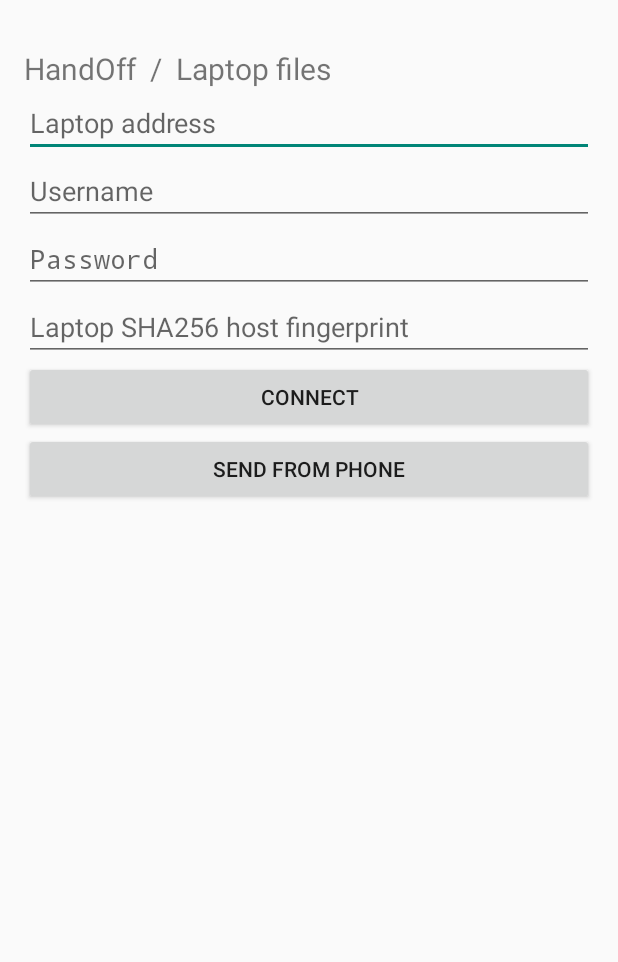
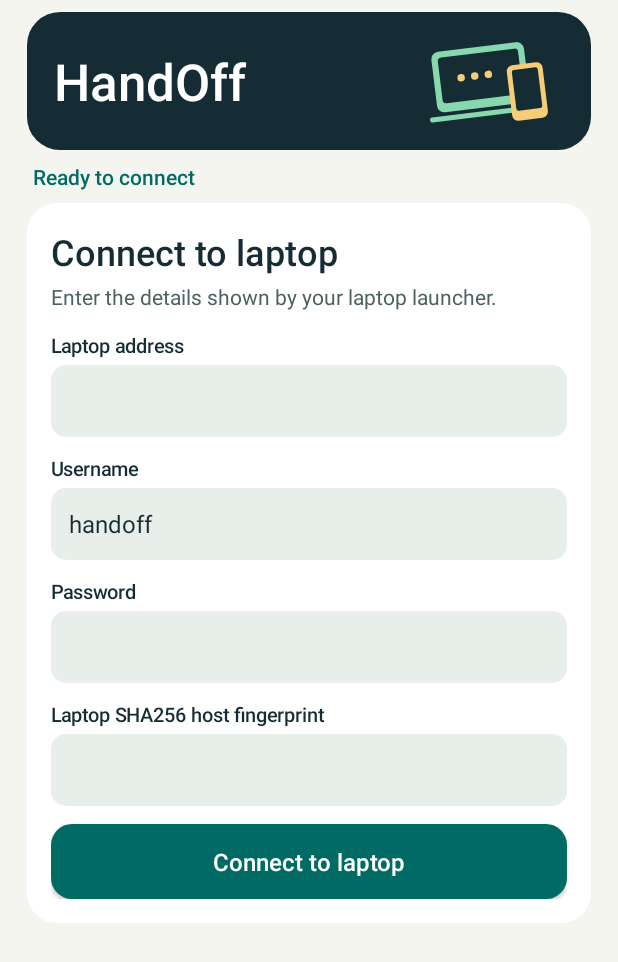
Before and after one commit to varadharaj0105/HandOff, an Android app: the screen it shows after launch (FilesActivity), on a phone screen of 412 x 824 dp. Shown: the top 962 px of the screen. Run offline under Robolectric (Android 15) with nearby library versions, the phone set to English and light mode, and no system bars; libraries missing offline, so code that uses them is left out: com.jcraft.jsch.

Commit message:
Redesign connection and laptop file screens

```diff
--- a/app/src/main/java/in/handoff/app/FilesActivity.java
+++ b/app/src/main/java/in/handoff/app/FilesActivity.java
@@ -5,6 +5,9 @@ import android.content.*;
 import android.net.Uri;
 import android.provider.DocumentsContract;
 import android.widget.*;
+import android.graphics.*;
+import android.graphics.drawable.GradientDrawable;
+import android.view.*;
 import com.jcraft.jsch.*;
 import java.io.*;
 import java.security.MessageDigest;
@@ -17,25 +20,81 @@ public class FilesActivity extends Activity {
  final ExecutorService worker=Executors.newSingleThreadExecutor();
  String selected; boolean moving;
  interface Job { void run() throws Exception; }
- void work(Job job){ box.setEnabled(false); files.setEnabled(false); for(int i=0;i<box.getChildCount();i++)box.getChildAt(i).setEnabled(false);
- worker.execute(()->{try{job.run();}catch(Exception e){message("Could not finish: "+e.getMessage());}finally{runOnUiThread(()->{box.setEnabled(true);for(int i=0;i<box.getChildCount();i++)box.getChildAt(i).setEnabled(true);});}});}
+ void work(Job job){ progress.setVisibility(View.VISIBLE);status.setText("Working…");box.setEnabled(false);for(int i=0;i<form.getChildCount();i++)form.getChildAt(i).setEnabled(false); files.setEnabled(false); for(int i=0;i<box.getChildCount();i++)box.getChildAt(i).setEnabled(false);
+ worker.execute(()->{try{job.run();}catch(Exception e){message("Could not finish: "+e.getMessage());}finally{runOnUiThread(()->{progress.setVisibility(View.GONE);for(int i=0;i<form.getChildCount();i++)form.getChildAt(i).setEnabled(true);box.setEnabled(true);for(int i=0;i<box.getChildCount();i++)box.getChildAt(i).setEnabled(true);});}});}
  void message(String value){runOnUiThread(()->status.setText(value));}
- EditText field(String hint){EditText e=new EditText(this);e.setSingleLine();e.setHint(hint);box.addView(e);return e;}
- void button(String title,Runnable action){Button b=new Button(this);b.setText(title);box.addView(b);b.setOnClickListener(v->action.run());}
- public void onCreate(Bundle state){super.onCreate(state);box=new LinearLayout(this);box.setOrientation(1);box.setPadding(24,48,24,12);setContentView(box);
- status=new TextView(this);status.setText("HandOff  /  Laptop files");status.setTextSize(20);box.addView(status);
+ final int ink=0xff152c35, teal=0xff006b64, paper=0xfff4f5ef;
+ LinearLayout form, hero;
+ ScrollView scroll;
+ Button send;
+ TextView location;
+ ProgressBar progress;
+ int dp(int v){return Math.round(v*getResources().getDisplayMetrics().density);}
+ GradientDrawable bg(int color,int radius){
+    GradientDrawable d=new GradientDrawable();d.setColor(color);d.setCornerRadius(dp(radius));return d;
+ }
+ TextView label(String value,int size,int color,boolean bold){
+    TextView t=new TextView(this);t.setText(value);t.setTextSize(size);t.setTextColor(color);
+    t.setTypeface(Typeface.create(bold?"sans-serif-medium":"sans-serif",0));return t;
+ }
+ void pad(View v,int x,int y){v.setPadding(dp(x),dp(y),dp(x),dp(y));}
+ EditText field(String hint){
+    TextView caption=label(hint,13,ink,true);form.addView(caption);
+    EditText e=new EditText(this);e.setSingleLine();e.setTextSize(16);e.setTextColor(ink);
+    e.setContentDescription(hint);e.setBackground(bg(0xffe8eeea,10));pad(e,12,8);
+    LinearLayout.LayoutParams lp=new LinearLayout.LayoutParams(-1,dp(48));lp.setMargins(0,dp(4),0,dp(12));form.addView(e,lp);return e;
+ }
+ Button action(LinearLayout parent,String title,Runnable callback){
+    Button b=new Button(this);b.setAllCaps(false);b.setTextSize(16);b.setTextColor(-1);b.setText(title);
+    b.setBackground(bg(teal,14));parent.addView(b,new LinearLayout.LayoutParams(-1,dp(50)));b.setOnClickListener(v->callback.run());return b;
+ }
+ class LinkArt extends View{
+    Paint p=new Paint(Paint.ANTI_ALIAS_FLAG);
+    LinkArt(){super(FilesActivity.this);}
+    protected void onDraw(Canvas c){
+       c.save();float scale=Math.min(getWidth()/110f,getHeight()/82f);c.scale(scale,scale);
+       c.rotate(-7,50,40);p.setColor(0xff87d8ae);c.drawRoundRect(9,13,84,62,6,6,p);
+       p.setColor(ink);c.drawRoundRect(14,18,79,55,3,3,p);
+       p.setColor(0xff87d8ae);c.drawRoundRect(2,65,90,69,2,2,p);
+       p.setColor(0xfff6cd76);c.drawRoundRect(68,31,97,76,5,5,p);
+       p.setColor(ink);c.drawRoundRect(72,35,93,68,2,2,p);
+       p.setColor(0xfff6cd76);c.drawCircle(31,36,3,p);c.drawCircle(42,36,3,p);c.drawCircle(53,36,3,p);c.restore();
+    }
+ }
+ public void onCreate(Bundle state){super.onCreate(state);
+    getWindow().setNavigationBarColor(paper);
+    box=new LinearLayout(this);box.setOrientation(1);box.setBackgroundColor(paper);pad(box,18,8);setContentView(box);
+    box.setOnApplyWindowInsetsListener((v,in)->{box.setPadding(dp(18),dp(8)+in.getSystemWindowInsetTop(),dp(18),dp(8)+in.getSystemWindowInsetBottom());return in;});
+    hero=new LinearLayout(this);hero.setGravity(Gravity.CENTER_VERTICAL);hero.setBackground(bg(ink,22));pad(hero,18,12);box.addView(hero);
+    TextView brand=label("HandOff",34,-1,true);hero.addView(brand,new LinearLayout.LayoutParams(0,-2,1));hero.addView(new LinkArt(),dp(94),dp(68));
+    status=label("Ready to connect",14,teal,true);pad(status,4,8);box.addView(status);
+    progress=new ProgressBar(this,null,android.R.attr.progressBarStyleHorizontal);progress.setIndeterminate(true);box.addView(progress,-1,dp(3));progress.setVisibility(View.GONE);
+    scroll=new ScrollView(this);box.addView(scroll,new LinearLayout.LayoutParams(-1,0,1));
+    form=new LinearLayout(this);form.setOrientation(1);form.setBackground(bg(-1,20));pad(form,16,16);scroll.addView(form);
+    TextView title=label("Connect to laptop",24,ink,true);form.addView(title);
+    TextView tip=label("Enter the details shown by your laptop launcher.",14,0xff4c6261,false);tip.setPadding(0,dp(4),0,dp(14));form.addView(tip);
  host=field("Laptop address");user=field("Username");password=field("Password");password.setInputType(129);pin=field("Laptop SHA256 host fingerprint");
- button("Connect",()->{String h=host.getText().toString().trim(),u=user.getText().toString(),p=password.getText().toString(),f=pin.getText().toString().trim();
+ user.setText("handoff"); action(form,"Connect to laptop",()->{String h=host.getText().toString().trim(),u=user.getText().toString(),p=password.getText().toString(),f=pin.getText().toString().trim();
  work(()->{if(session!=null)session.disconnect();JSch j=new JSch();session=j.getSession(u,h,2022);session.setPassword(p);
  j.setHostKeyRepository(new HostKeyRepository(){public int check(String name,byte[] key){try{return fingerprint(key).equals(f)?OK:CHANGED;}catch(Exception e){return CHANGED;}}
  public void add(HostKey k,UserInfo i){}public void remove(String h,String t){}public void remove(String h,String t,byte[] k){}public String getKnownHostsRepositoryID(){return "Laptop";}public HostKey[] getHostKey(){return new HostKey[0];}public HostKey[] getHostKey(String h,String t){return getHostKey();}});
  session.setConfig("StrictHostKeyChecking","yes");session.connect(15000);sftp=(ChannelSftp)session.openChannel("sftp");sftp.connect(15000);refresh();});});
- button("Send from phone",()->{if(sftp!=null&&sftp.isConnected())chooseMode(()->startActivityForResult(new Intent(Intent.ACTION_OPEN_DOCUMENT).setType("*/*"),1));});
- files=new ListView(this);box.addView(files);}
+ location=label("",21,ink,true);pad(location,4,8);box.addView(location);location.setVisibility(View.GONE);
+ send=action(box,"Send from phone",()->{if(sftp!=null&&sftp.isConnected())chooseMode(()->startActivityForResult(new Intent(Intent.ACTION_OPEN_DOCUMENT).setType("*/*"),1));});
+ send.setVisibility(View.GONE);files=new ListView(this);files.setBackground(bg(-1,16));files.setDividerHeight(dp(1));box.addView(files,new LinearLayout.LayoutParams(-1,0,1));files.setVisibility(View.GONE);}
  String fingerprint(byte[] key)throws Exception{return "SHA256:"+Base64.getEncoder().withoutPadding().encodeToString(MessageDigest.getInstance("SHA-256").digest(key));}
  void chooseMode(Runnable next){new AlertDialog.Builder(this).setItems(new String[]{"Copy","Move after verification"},(d,n)->{moving=n==1;next.run();}).show();}
  void refresh()throws Exception{ArrayList<String> names=new ArrayList<>();for(Object obj:sftp.ls(".")){ChannelSftp.LsEntry e=(ChannelSftp.LsEntry)obj;String n=e.getFilename();if(n.equals(".")||e.getAttrs().isLink()||n.matches(".*[?*\\\\].*"))continue;names.add(n+(e.getAttrs().isDir()?"/":""));}Collections.sort(names);String path=sftp.pwd();
- runOnUiThread(()->{status.setText(path);files.setAdapter(new ArrayAdapter<>(this,android.R.layout.simple_list_item_1,names));files.setOnItemClickListener((a,v,i,id)->{String n=names.get(i);if(n.endsWith("/"))work(()->{sftp.cd(n);refresh();});else{selected=n;chooseMode(()->startActivityForResult(new Intent(Intent.ACTION_CREATE_DOCUMENT).setType("application/octet-stream").putExtra(Intent.EXTRA_TITLE,n),2));}});});}
+ runOnUiThread(()->{scroll.setVisibility(View.GONE);send.setVisibility(View.VISIBLE);files.setVisibility(View.VISIBLE);location.setVisibility(View.VISIBLE);
+ status.setText("Connected  ·  "+host.getText());location.setText(path.equals("/")?"Laptop files":path);
+ files.setAdapter(new ArrayAdapter<String>(this,android.R.layout.simple_list_item_1,names){
+    public View getView(int position,View old,ViewGroup parent){
+       String name=getItem(position);boolean folder=name.endsWith("/");LinearLayout row=new LinearLayout(FilesActivity.this);row.setGravity(Gravity.CENTER_VERTICAL);pad(row,12,8);
+       TextView icon=label(folder?"DIR":"FILE",11,folder?teal:ink,true);icon.setGravity(Gravity.CENTER);icon.setBackground(bg(folder?0xffd5ede0:0xfff9e9c5,9));row.addView(icon,dp(40),dp(40));
+       TextView text=label(name.equals("../")?"Parent folder":name,16,ink,false);pad(text,12,0);row.addView(text,new LinearLayout.LayoutParams(0,-2,1));row.addView(label("›",24,teal,false));return row;
+    }
+ });files.setOnItemClickListener((a,v,i,id)->{String n=names.get(i);if(n.endsWith("/"))work(()->{sftp.cd(n);refresh();});else{selected=n;chooseMode(()->startActivityForResult(new Intent(Intent.ACTION_CREATE_DOCUMENT).setType("application/octet-stream").putExtra(Intent.EXTRA_TITLE,n),2));}});});}
+ public void onBackPressed(){if(scroll.getVisibility()==View.GONE){scroll.setVisibility(View.VISIBLE);files.setVisibility(View.GONE);location.setVisibility(View.GONE);send.setVisibility(View.GONE);status.setText("Connection settings");}else super.onBackPressed();}
  byte[] stream(InputStream source,OutputStream dest)throws Exception{try(InputStream in=source;OutputStream out=dest){MessageDigest md=MessageDigest.getInstance("SHA-256");byte[] buf=new byte[131072];int n;while((n=in.read(buf))!=-1){md.update(buf,0,n);if(out!=null)out.write(buf,0,n);}return md.digest();}}
  protected void onActivityResult(int req,int result,Intent data){super.onActivityResult(req,result,data);if(result!=RESULT_OK||data==null)return;Uri uri=data.getData();work(()->{ContentResolver r=getContentResolver();if(req==1){String name;try(android.database.Cursor c=r.query(uri,new String[]{"_display_name"},null,null,null)){c.moveToFirst();name=c.getString(0);}if(name==null||name.contains("/")||name.matches(".*[?*\\\\].*")||name.equals(".")||name.equals(".."))throw new IOException("Unsupported name");
  String temp=".handoff-"+UUID.randomUUID();try{byte[] hash=stream(r.openInputStream(uri),sftp.put(temp));if(!Arrays.equals(hash,stream(sftp.get(temp),null)))throw new IOException("Verification failed");
```
